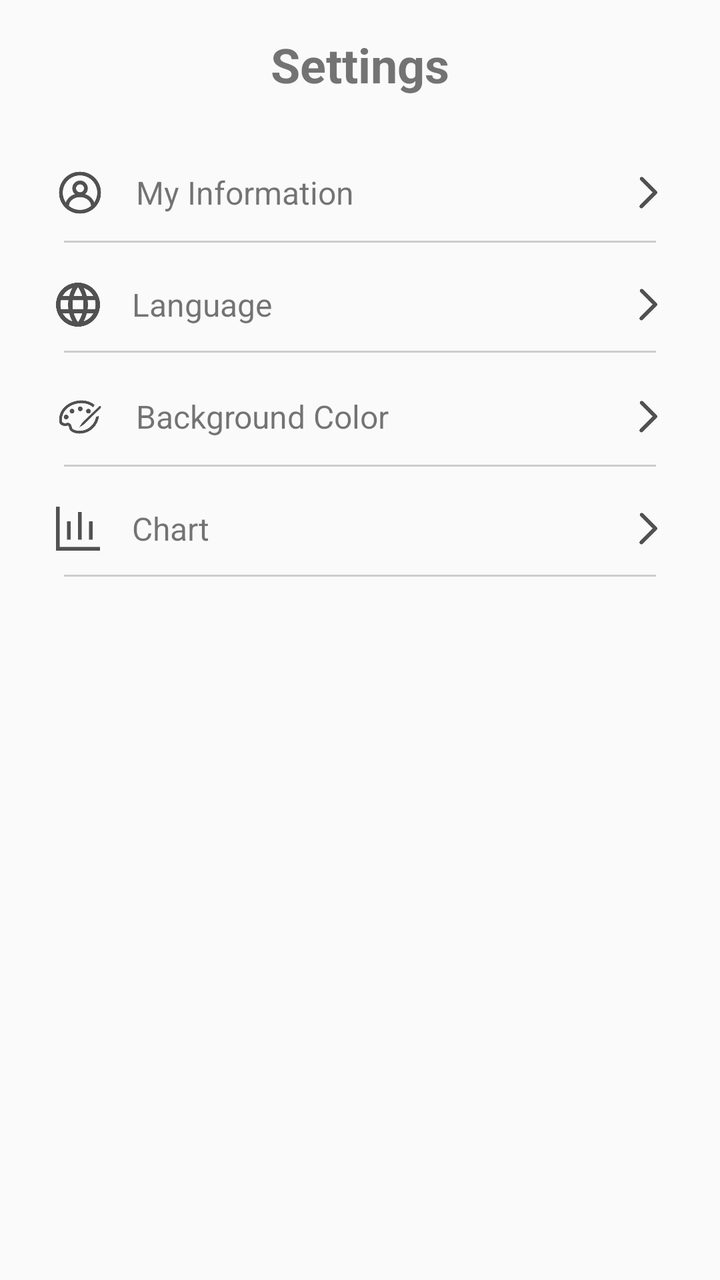
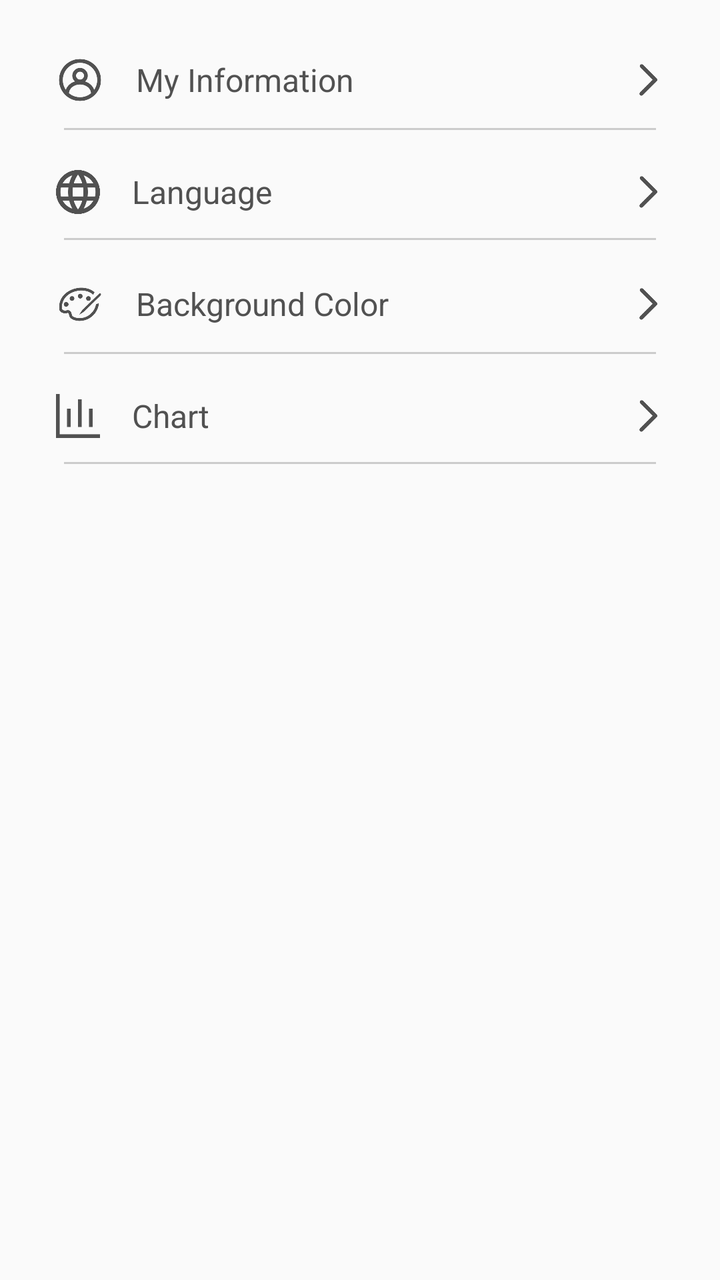

An Android layout rendered at two revisions. The XML below is the earlier revision; the diff shows what the commit changed to produce the second picture.
<!-- AndroidManifest.xml: application theme Theme.MyApplication -->
<!-- res/layout/settings.xml -->
<?xml version="1.0" encoding="utf-8"?>
<ScrollView xmlns:android="http://schemas.android.com/apk/res/android"
    android:layout_width="match_parent"
    android:layout_height="match_parent"
    android:padding="16dp">

    <LinearLayout
        android:layout_width="match_parent"
        android:layout_height="wrap_content"
        android:orientation="vertical">

        
        <TextView
            android:layout_width="wrap_content"
            android:layout_height="wrap_content"
            android:text="Settings"
            android:textSize="24sp"
            android:textStyle="bold"
            android:paddingBottom="24dp"
            android:layout_gravity="center_horizontal"/>

        
        <LinearLayout
            android:id="@+id/settingMyInformation"
            android:layout_width="match_parent"
            android:layout_height="wrap_content"
            android:orientation="horizontal"
            android:padding="12dp"
            android:gravity="center_vertical"
            android:clickable="true"
            android:foreground="?attr/selectableItemBackground">

            <ImageView
                android:layout_width="24dp"
                android:layout_height="24dp"
                android:src="@drawable/ic_info"
                android:layout_marginEnd="16dp" />

            <TextView
                android:layout_width="0dp"
                android:layout_height="wrap_content"
                android:layout_weight="1"
                android:text="My Information"
                android:textSize="16sp" />

            <ImageView
                android:layout_width="18dp"
                android:layout_height="18dp"
                android:src="@drawable/ic_arrow_right" />
        </LinearLayout>
        <View
            android:layout_width="match_parent"
            android:layout_height="1dp"
            android:layout_marginStart="16dp"
            android:layout_marginEnd="16dp"
            android:background="#CCCCCC"

            android:layout_marginBottom="8dp"/>
        
        <LinearLayout
            android:id="@+id/settingLanguage"
            android:layout_width="match_parent"
            android:layout_height="wrap_content"
            android:orientation="horizontal"
            android:padding="12dp"
            android:gravity="center_vertical"
            android:clickable="true"
            android:focusable="true"
            android:foreground="?attr/selectableItemBackground">

            <ImageView
                android:layout_width="22dp"
                android:layout_height="22dp"
                android:src="@drawable/ic_language"
                android:layout_marginEnd="16dp" />

            <TextView
                android:layout_width="0dp"
                android:layout_height="wrap_content"
                android:layout_weight="1"
                android:text="Language"
                android:textSize="16sp" />
            <ImageView
                android:layout_width="18dp"
                android:layout_height="18dp"
                android:src="@drawable/ic_arrow_right" />


        </LinearLayout>
        <View
            android:layout_width="match_parent"
            android:layout_height="1dp"
            android:layout_marginStart="16dp"
            android:layout_marginEnd="16dp"
            android:background="#CCCCCC"
            android:layout_marginBottom="8dp"/>
        
        <LinearLayout
            android:id="@+id/settingColor"
            android:layout_width="match_parent"
            android:layout_height="wrap_content"
            android:orientation="horizontal"
            android:padding="12dp"
            android:gravity="center_vertical"
            android:clickable="true"
            android:focusable="true"
            android:foreground="?attr/selectableItemBackground">

            <ImageView
                android:layout_width="24dp"
                android:layout_height="24dp"
                android:src="@drawable/ic_color"
                android:layout_marginEnd="16dp" />

            <TextView
                android:layout_width="0dp"
                android:layout_height="wrap_content"
                android:layout_weight="1"
                android:text="Background Color"
                android:textSize="16sp" />
            <ImageView
                android:layout_width="18dp"
                android:layout_height="18dp"
                android:src="@drawable/ic_arrow_right" />

        </LinearLayout>
        <View
            android:layout_width="match_parent"
            android:layout_height="1dp"
            android:layout_marginStart="16dp"
            android:layout_marginEnd="16dp"
            android:background="#CCCCCC"
            android:layout_marginBottom="8dp"/>
        
        <LinearLayout
            android:id="@+id/settingChart"
            android:layout_width="match_parent"
            android:layout_height="wrap_content"
            android:orientation="horizontal"
            android:padding="12dp"
            android:gravity="center_vertical"
            android:clickable="true"
            android:foreground="?attr/selectableItemBackground">

            <ImageView
                android:layout_width="22dp"
                android:layout_height="22dp"
                android:src="@drawable/ic_chart"
                android:layout_marginEnd="16dp" />

            <TextView
                android:layout_width="0dp"
                android:layout_height="wrap_content"
                android:layout_weight="1"
                android:text="Chart"
                android:textSize="16sp" />

            <ImageView
                android:layout_width="18dp"
                android:layout_height="18dp"
                android:src="@drawable/ic_arrow_right" />
        </LinearLayout>
        <View
            android:layout_width="match_parent"
            android:layout_height="1dp"
            android:layout_marginStart="16dp"
            android:layout_marginEnd="16dp"
            android:background="#CCCCCC"
            android:layout_marginBottom="8dp"/>
    </LinearLayout>
</ScrollView>
<!-- resources referenced by this layout -->
<resources>
  <!-- drawable ic_arrow_right: png bitmap (drawable, 3495 bytes) -->
  <!-- drawable ic_chart: png bitmap (drawable, 1818 bytes) -->
  <!-- drawable ic_color: png bitmap (drawable, 6673 bytes) -->
  <!-- drawable ic_info: png bitmap (drawable, 6161 bytes) -->
  <!-- drawable ic_language: png bitmap (drawable, 6094 bytes) -->
  <style name="Theme.MyApplication" parent="Theme.AppCompat.Light.DarkActionBar">
  
          <item name="android:statusBarColor">#f5f5f5</item>
          <item name="colorPrimary">@color/colorPrimary</item>
          <item name="colorPrimaryDark">@color/colorPrimaryDark</item>
          <item name="colorAccent">@color/colorAccent</item>
          <item name="buttonStyle">@style/MyButtonStyle</item>
          <item name="android:textAllCaps">false</item>
  
      </style>
  <color name="colorPrimary">#e61010</color>
  <color name="colorPrimaryDark">#3700B3</color>
  <color name="colorAccent">#ff9999</color>
  <style name="MyButtonStyle" parent="Widget.AppCompat.Button">
          <item name="android:backgroundTint">@color/colorPrimary</item>
      </style>
</resources>

<!-- the commit's change to res/layout/settings.xml (unified diff, before → after) -->
@@ -9,15 +9,7 @@
         android:layout_height="wrap_content"
         android:orientation="vertical">
 
-        
-        <TextView
-            android:layout_width="wrap_content"
-            android:layout_height="wrap_content"
-            android:text="Settings"
-            android:textSize="24sp"
-            android:textStyle="bold"
-            android:paddingBottom="24dp"
-            android:layout_gravity="center_horizontal"/>
+
 
         
         <LinearLayout
@@ -40,7 +32,8 @@
                 android:layout_width="0dp"
                 android:layout_height="wrap_content"
                 android:layout_weight="1"
-                android:text="My Information"
+                android:text="@string/settings_account"
+                android:textColor="#515151"
                 android:textSize="16sp" />
 
             <ImageView
@@ -78,7 +71,8 @@
                 android:layout_width="0dp"
                 android:layout_height="wrap_content"
                 android:layout_weight="1"
-                android:text="Language"
+                android:text="@string/settings_language"
+                android:textColor="#515151"
                 android:textSize="16sp" />
             <ImageView
                 android:layout_width="18dp"
@@ -116,7 +110,8 @@
                 android:layout_width="0dp"
                 android:layout_height="wrap_content"
                 android:layout_weight="1"
-                android:text="Background Color"
+                android:text="@string/settings_color"
+                android:textColor="#515151"
                 android:textSize="16sp" />
             <ImageView
                 android:layout_width="18dp"
@@ -152,7 +147,8 @@
                 android:layout_width="0dp"
                 android:layout_height="wrap_content"
                 android:layout_weight="1"
-                android:text="Chart"
+                android:text="@string/setting_chart"
+                android:textColor="#515151"
                 android:textSize="16sp" />
 
             <ImageView
<!-- resource entries referenced after the edit -->
@@ -5,6 +5,10 @@
   <!-- drawable ic_color: png bitmap (drawable, 6673 bytes) -->
   <!-- drawable ic_info: png bitmap (drawable, 6161 bytes) -->
   <!-- drawable ic_language: png bitmap (drawable, 6094 bytes) -->
+  <string name="setting_chart">Chart</string>
+  <string name="settings_account">My Information</string>
+  <string name="settings_color">Background Color</string>
+  <string name="settings_language">Language</string>
   <style name="Theme.MyApplication" parent="Theme.AppCompat.Light.DarkActionBar">
   
           <item name="android:statusBarColor">#f5f5f5</item>
